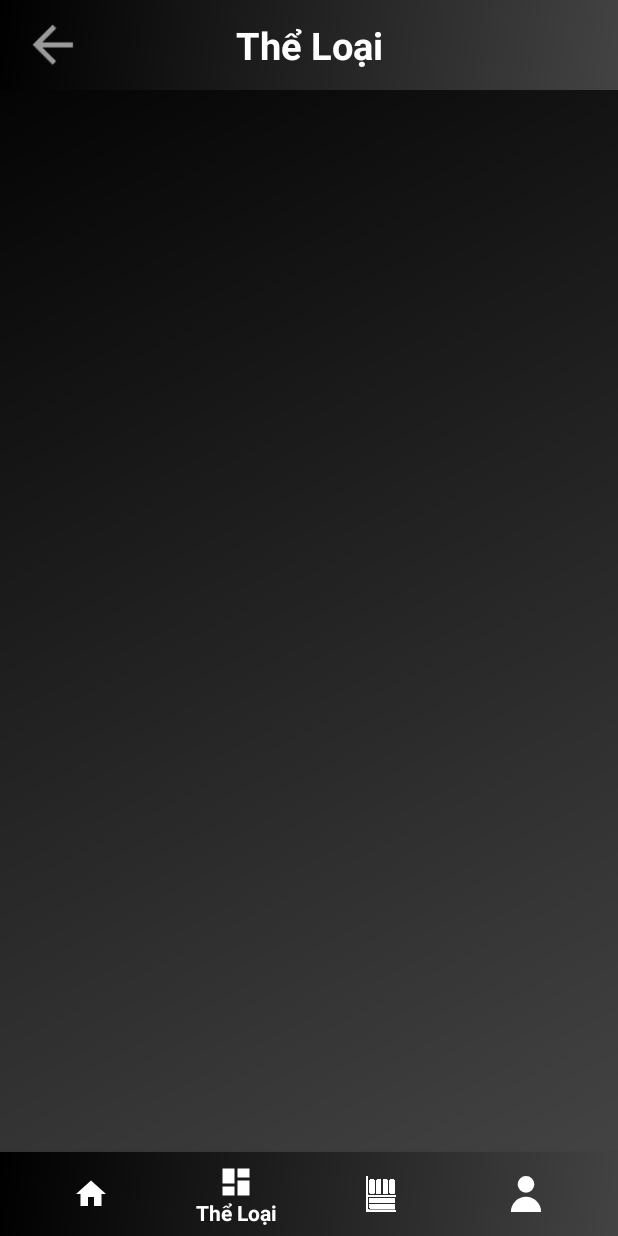
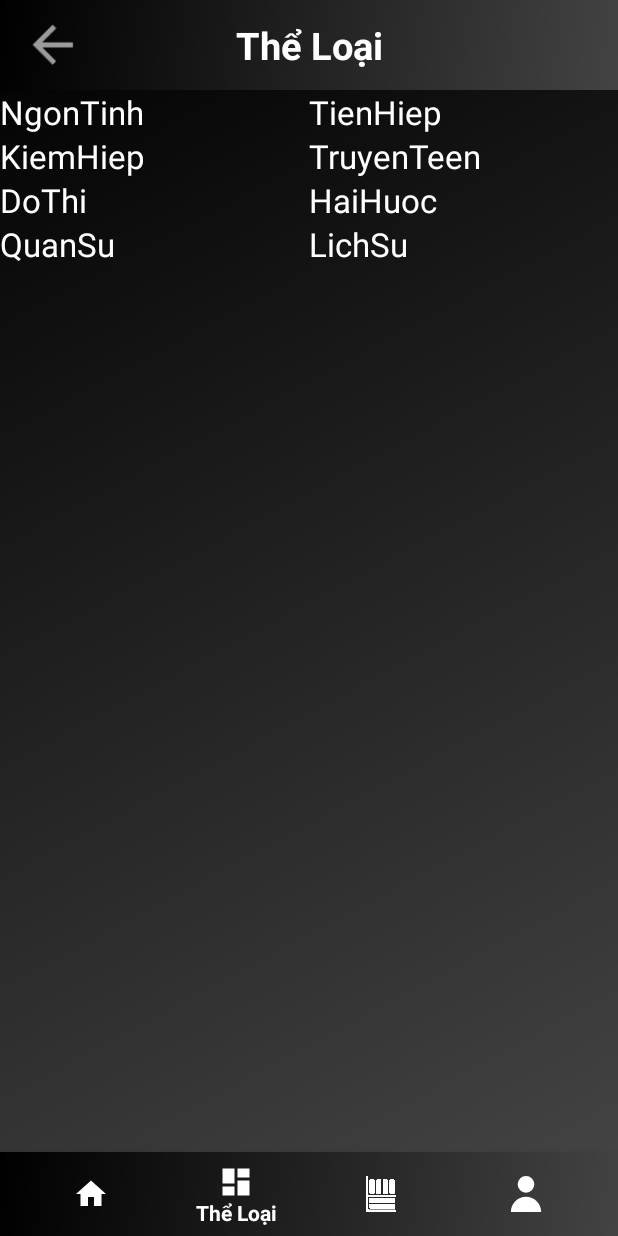
Before and after one commit to pro112pt13102/MOB403_AndroidNetworking, an Android app: the MainActivity screen opened directly, with no data from a screen before it, item 2 of the bottom bar chosen, on a phone screen of 412 x 824 dp. Run offline under Robolectric (Android 15) with nearby library versions, the phone set to English and light mode, and no system bars; our stand-ins replace Picasso; pictures from the network do not load.

Commit message:
xong fragment thể loại

```diff
--- a/app/src/main/java/com/example/thucvuong/asm_mob403/TheloaiFragment.java
+++ b/app/src/main/java/com/example/thucvuong/asm_mob403/TheloaiFragment.java
@@ -3,16 +3,33 @@ package com.example.thucvuong.asm_mob403;
 
 import android.os.Bundle;
 import android.support.v4.app.Fragment;
+import android.support.v7.widget.GridLayoutManager;
+import android.support.v7.widget.LinearLayoutManager;
+import android.support.v7.widget.RecyclerView;
 import android.view.LayoutInflater;
 import android.view.View;
 import android.view.ViewGroup;
+
+import android.widget.Button;
 import android.widget.GridView;
+
+import com.sutrix.adapter.TheLoaiAdapter;
+import com.sutrix.adapter.TruyenAdapter;
+import com.sutrix.model.Truyen;
+
+import java.lang.reflect.Array;
+import java.util.ArrayList;
 
 
 public class TheloaiFragment extends Fragment {
 
-    String arr[]={"Ngôn tình","Kinh dị","Tản Văn","Cổ tích","Tiên Hiệp","Kiếm Hiệp","Viễn Tưởng","Truyện Cười","Lịch Sử","Xuyên không","Người Lớn"};
-    public GridView gridView;
+    Button btnTest;
+
+    RecyclerView recyclerView;
+
+    ArrayList<String> theloais = new ArrayList<String>();
+    ArrayList<Truyen> truyens;
+
     public TheloaiFragment() {
         // Required empty public constructor
     }
@@ -24,10 +41,38 @@ public class TheloaiFragment extends Fragment {
         // Inflate the layout for this fragment
         View view = inflater.inflate(R.layout.fragment_theloai, container, false);
 
-        gridView = view.findViewById(R.id.Grid_view);
-        // ArrayAdapter<String> arrayAdapter = new ArrayAdapter<String>(getActivity(),R.layout.view_1o_grid,arr);
-//        gridView.setAdapter(arrayAdapter);
+        _addTheLoai();
+
+        recyclerView = view.findViewById(R.id.rc_theloai);
+
+        recyclerView.setHasFixedSize(true);
+
+//        LinearLayoutManager linearLayoutManager = new LinearLayoutManager(getActivity(), LinearLayoutManager.VERTICAL, false);
+
+        GridLayoutManager gridLayoutManager = new GridLayoutManager(getActivity(), 2, GridLayoutManager.VERTICAL, false);
+
+        recyclerView.setLayoutManager(gridLayoutManager);
+
+        TheLoaiAdapter theLoaiAdapter = new TheLoaiAdapter(theloais, getActivity().getApplicationContext(), getFragmentManager(), getActivity());
+
+        recyclerView.setAdapter(theLoaiAdapter);
+
+
+
         return view;
     }
 
+    private void _addTheLoai(){
+
+        theloais.add("NgonTinh");
+        theloais.add("TienHiep");
+        theloais.add("KiemHiep");
+        theloais.add("TruyenTeen");
+        theloais.add("DoThi");
+        theloais.add("HaiHuoc");
+        theloais.add("QuanSu");
+        theloais.add("LichSu");
+
+    }
+
 }
--- /dev/null
+++ b/app/src/main/java/com/sutrix/adapter/TheLoaiAdapter.java
@@ -0,0 +1,215 @@
+package com.sutrix.adapter;
+
+import android.app.Activity;
+import android.app.ActivityManager;
+import android.app.ProgressDialog;
+import android.content.Context;
+import android.content.Intent;
+import android.os.AsyncTask;
+import android.os.Bundle;
+import android.support.annotation.NonNull;
+import android.support.v4.app.FragmentActivity;
+import android.support.v4.app.FragmentManager;
+import android.support.v4.content.ContextCompat;
+import android.support.v7.widget.RecyclerView;
+import android.view.LayoutInflater;
+import android.view.View;
+import android.view.ViewGroup;
+import android.widget.ImageView;
+import android.widget.TextView;
+import android.widget.Toast;
+
+import com.example.thucvuong.asm_mob403.HomeFragment;
+import com.example.thucvuong.asm_mob403.LoginFragment;
+import com.example.thucvuong.asm_mob403.MainActivity;
+import com.example.thucvuong.asm_mob403.MotaActivity;
+import com.example.thucvuong.asm_mob403.R;
+import com.squareup.picasso.Picasso;
+import com.squareup.picasso.PicassoProvider;
+import com.sutrix.common.Common;
+import com.sutrix.common.HTTPDataHandler;
+import com.sutrix.model.Id;
+import com.sutrix.model.Truyen;
+
+import org.json.JSONArray;
+import org.json.JSONObject;
+
+import java.util.ArrayList;
+import java.util.List;
+
+public class TheLoaiAdapter extends RecyclerView.Adapter<TheLoaiAdapter.ViewHolder> {
+
+    ArrayList<String> theloais;
+    Context context;
+    FragmentManager fragmentManager;
+    FragmentActivity fragmentActivity;
+
+    ArrayList<Truyen> truyens = new ArrayList<>();
+
+    public TheLoaiAdapter(ArrayList<String> theloais, Context context, FragmentManager fragmentManager, FragmentActivity fragmentActivity) {
+        this.theloais = theloais;
+        this.context = context;
+        this.fragmentManager = fragmentManager;
+        this.fragmentActivity = fragmentActivity;
+    }
+
+    @NonNull
+    @Override
+    public ViewHolder onCreateViewHolder(@NonNull final ViewGroup viewGroup, final int i) {
+
+        LayoutInflater layoutInflater = LayoutInflater.from(viewGroup.getContext());
+        final View itemView = layoutInflater.inflate(R.layout.view_1o_grid, viewGroup, false);
+
+        itemView.setOnClickListener(new View.OnClickListener() {
+            @Override
+            public void onClick(View view) {
+
+                //bấm vào item sẽ execute hàm getdata với query tìm tất cả truyện theo thể loại
+
+                new GetData().execute(Common.getAddressWithTheLoai(theloais.get(viewGroup.indexOfChild(itemView))));
+            }
+        });
+
+        return new ViewHolder(itemView);
+    }
+
+    @Override
+    public void onBindViewHolder(@NonNull ViewHolder viewHolder, int i) {
+
+        viewHolder.textViewTheLoai.setText(theloais.get(i).toString());
+
+    }
+
+    @Override
+    public int getItemCount() {
+        return theloais.size();
+    }
+
+
+
+    public class ViewHolder extends RecyclerView.ViewHolder{
+
+        TextView textViewTheLoai;
+
+        public ViewHolder(@NonNull View itemView) {
+            super(itemView);
+
+            textViewTheLoai = itemView.findViewById(R.id.textViewTheLoai);
+
+        }
+    }
+
+    class GetData extends AsyncTask<String, Void, String> {
+
+        ProgressDialog pd = new ProgressDialog(fragmentActivity);
+
+        @Override
+        protected void onPreExecute() {
+            super.onPreExecute();
+
+            pd.setTitle("Please Wait ...");
+            pd.show();
+        }
+
+        @Override
+        protected String doInBackground(String... strings) {
+
+            String temp = null;
+
+            String urlString = strings[0];
+
+            HTTPDataHandler http = new HTTPDataHandler();
+
+            temp = http.getHTTPData(urlString);
+
+            return temp;
+        }
+
+        @Override
+        protected void onPostExecute(String s) {
+            super.onPostExecute(s);
+
+            JSONArray jsonArray = null;
+
+            Object temp = null;
+            String $oid = null;
+
+            try {
+
+                jsonArray = new JSONArray(s);
+
+                for (int i=0; i<jsonArray.length(); i++){
+
+                    JSONObject jsonObject = jsonArray.getJSONObject(i);
+
+                    JSONObject _id = jsonObject.getJSONObject("_id");
+                    $oid = _id.getString("$oid");
+
+                    String tieude = jsonObject.getString("TieuDe");
+                    String tacgia = jsonObject.getString("TacGia");
+                    String trangthai = jsonObject.getString("TrangThai");
+                    int sochuong = Integer.parseInt(jsonObject.getString("SoChuong"));
+                    String ngayup = jsonObject.getString("NgayUp");
+                    String ngaycapnhat = jsonObject.getString("NgayCapNhat");
+                    String nhomdich = jsonObject.getString("NhomDich");
+                    String mota = jsonObject.getString("MoTa");
+                    String hinh = jsonObject.getString("Hinh");
+
+                    //Get The Loai
+                    JSONArray tempTheLoais = jsonObject.getJSONArray("TheLoai");
+                    List<String> theloais = new ArrayList<>();
+                    for (int x = 0; x < tempTheLoais.length(); x++){
+                        theloais.add(tempTheLoais.getString(x));
+                    }
+
+                    //Get Noi Dung
+                    JSONArray tempNoiDungs = jsonObject.getJSONArray("NoiDung");
+                    List<String> noidungs = new ArrayList<>();
+                    for (int z = 0; z < tempNoiDungs.length(); z++){
+                        noidungs.add(tempNoiDungs.getString(z));
+                    }
+
+//                    Log.d("zzdzdzdzdzd", noidungs.toString());
+
+//                    truyen.setTieuDe(jsonObject.getString("TieuDe"));
+//                    truyen.setNoiDung(jsonObject.getString("NoiDung"));
+//                    truyen.setMoTa(jsonObject.getString("MoTa"));
+
+                    Truyen truyen = new Truyen();
+                    Id id = new Id();
+
+                    id.setOid($oid);
+                    truyen.set_id(id);
+                    truyen.setTieuDe(tieude);
+                    truyen.setTacGia(tacgia);
+                    truyen.setTheLoai(theloais);
+                    truyen.setTrangThai(trangthai);
+                    truyen.setSoChuong(sochuong);
+                    truyen.setNgayUp(ngayup);
+                    truyen.setNgayCapNhat(ngaycapnhat);
+                    truyen.setNhomDich(nhomdich);
+                    truyen.setMoTa(mota);
+                    truyen.setNoiDung(noidungs);
+                    truyen.setHinh(hinh);
+
+                    truyens.add(truyen);
+
+
+                }
+
+
+            }catch (Exception e){
+                e.printStackTrace();
+            }
+
+            // Get Data rồi đổ vào arraylist truyện -> replace fragment hiện tại thành home fragment
+            fragmentManager.beginTransaction().replace(R.id.fragment_container, new HomeFragment(truyens))
+                    .commit();
+
+//            Toast.makeText(SplashScreen.this, truyens.get(1).getHinh()+"", Toast.LENGTH_SHORT).show();
+
+            pd.dismiss();
+        }
+    }
+
+}
--- a/app/src/main/res/layout/fragment_theloai.xml
+++ b/app/src/main/res/layout/fragment_theloai.xml
@@ -36,16 +36,22 @@
 
     </android.support.constraint.ConstraintLayout>
 
-    <ScrollView
-        android:layout_width="match_parent"
-        android:layout_height="match_parent">
+    <!--<ScrollView-->
+        <!--android:layout_width="match_parent"-->
+        <!--android:layout_height="match_parent">-->
 
 
-        <GridView
-            android:id="@+id/Grid_view"
-            android:layout_width="match_parent"
-            android:layout_height="wrap_content"
-            android:numColumns="2"
-            android:textAlignment="center"/>
-    </ScrollView>
+        <!--<GridView-->
+            <!--android:id="@+id/Grid_view"-->
+            <!--android:layout_width="match_parent"-->
+            <!--android:layout_height="wrap_content"-->
+            <!--android:numColumns="2"-->
+            <!--android:textAlignment="center"/>-->
+    <!--</ScrollView>-->
+
+
+    <android.support.v7.widget.RecyclerView
+        android:id="@+id/rc_theloai"
+        android:layout_width="match_parent"
+        android:layout_height="match_parent" />
 </LinearLayout>
--- a/app/src/main/res/layout/view_1o_grid.xml
+++ b/app/src/main/res/layout/view_1o_grid.xml
@@ -1,11 +1,13 @@
 <?xml version="1.0" encoding="utf-8"?>
 <LinearLayout
-    xmlns:android="http://schemas.android.com/apk/res/android" android:layout_width="match_parent"
-    android:layout_height="match_parent"
+    xmlns:android="http://schemas.android.com/apk/res/android"
+    android:layout_width="wrap_content"
+    android:layout_height="wrap_content"
     android:gravity="center"
     android:layout_gravity="center">
 
     <TextView
+        android:id="@+id/textViewTheLoai"
         android:layout_width="wrap_content"
         android:layout_height="wrap_content"
         android:textColor="@color/colorNavText"
```
Also changed, not shown: app/src/main/java/com/sutrix/common/Common.java (+13 -0 lines).
